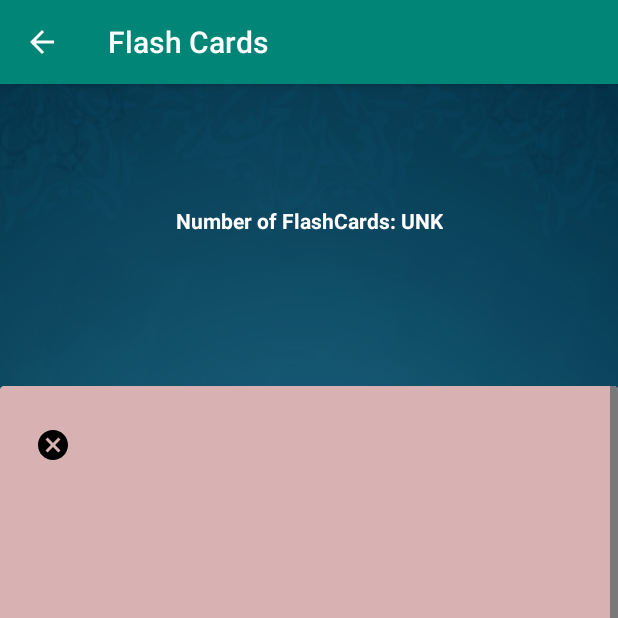
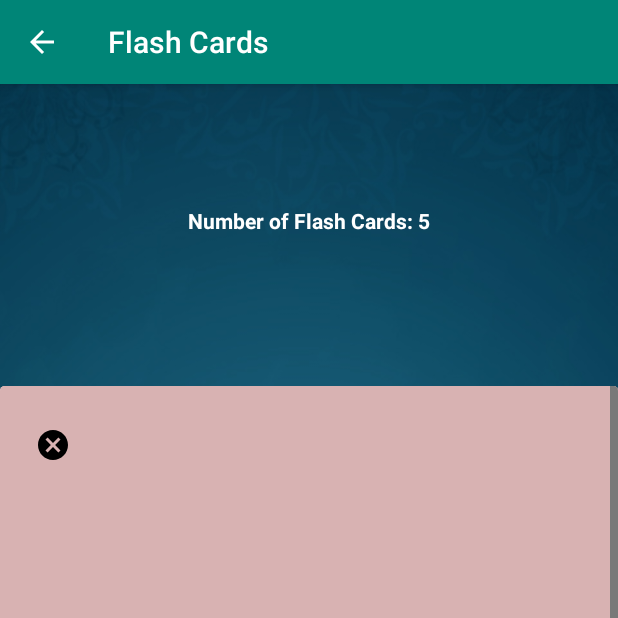
Before and after one commit to raytheguy/INFS3634_StudyMore_G10, an Android app: the FlashCardActivity screen opened directly, with no data from a screen before it, on a phone screen of 412 x 824 dp, the top half of it. Run offline under Robolectric (Android 15) with nearby library versions, the phone set to English and light mode, and no system bars; our stand-ins replace Room's generated code; network calls fail.

Commit message:
Added Flash Card App (No Delete)
Added Flash Card App but deletion of flash cards is not possible yet. Also need to use AsyncTask later

```diff
--- a/StudyMore/app/build.gradle
+++ b/StudyMore/app/build.gradle
@@ -10,6 +10,11 @@ android {
         versionCode 1
         versionName "1.0"
         testInstrumentationRunner "androidx.test.runner.AndroidJUnitRunner"
+        javaCompileOptions {
+            annotationProcessorOptions {
+                arguments = ["room.schemaLocation": "$projectDir/schemas".toString()]
+            }
+        }
     }
     buildTypes {
         release {
--- a/StudyMore/app/src/main/java/com/example/studymore/FlashCardActivity.java
+++ b/StudyMore/app/src/main/java/com/example/studymore/FlashCardActivity.java
@@ -1,10 +1,12 @@
 package com.example.studymore;
 
+import android.content.Context;
 import android.content.Intent;
 import android.os.Bundle;
 
 import com.example.studymore.ui.FlashCards.FlashCards;
 import com.example.studymore.ui.FlashCards.FlashCardsAdd;
+import com.example.studymore.ui.FlashCards.FlashCardsDatabase;
 import com.example.studymore.ui.FlashCards.FlashCardsRecycleViewAdapter;
 import com.google.android.material.floatingactionbutton.FloatingActionButton;
 import com.google.android.material.snackbar.Snackbar;
@@ -14,21 +16,35 @@ import androidx.recyclerview.widget.LinearLayoutManager;
 import androidx.recyclerview.widget.RecyclerView;
 
 import android.view.View;
+import android.widget.TextView;
 
 import java.util.ArrayList;
+import java.util.List;
+import java.util.UUID;
 
 public class FlashCardActivity extends AppCompatActivity {
 
     ArrayList<FlashCards> newFlash = new ArrayList<>();
+    private FlashCardsDatabase database;
+    private TextView noOfFlashCards;
 
     @Override
     protected void onCreate(Bundle savedInstanceState) {
         super.onCreate(savedInstanceState);
         setContentView(R.layout.activity_flash_card);
 
+        //create Database
+        Context context = getApplicationContext();
+        database = FlashCardsDatabase.getInstance(context);
+        newFlash = new ArrayList<FlashCards>(database.flashCardsDao().getCards());
+
         //add samples
         addSample();
         initRecyclerView();
+
+        //set size of FlashCard size and set to textView
+        noOfFlashCards = findViewById(R.id.noOfFlashCardsTextView);
+        noOfFlashCards.setText("Number of Flash Cards: " + newFlash.size());
 
         FloatingActionButton fab = findViewById(R.id.fab);
         fab.setOnClickListener(new View.OnClickListener() {
@@ -40,14 +56,15 @@ public class FlashCardActivity extends AppCompatActivity {
                 startActivity(intentPlusButton);
             }
         });
+
     }
 
     public void addSample(){
-        newFlash.add(new FlashCards(1, "Something 1", "Answer 1"));
-        newFlash.add(new FlashCards(2, "Something 2", "Answer 2"));
-        newFlash.add(new FlashCards(3, "Something 3", "Answer 3"));
-        newFlash.add(new FlashCards(4, "Something 4", "Answer 4"));
-        newFlash.add(new FlashCards(5, "Something 5", "Answer 5"));
+        newFlash.add(new FlashCards(UUID.randomUUID().toString(), "Something 1", "Answer 1"));
+        newFlash.add(new FlashCards(UUID.randomUUID().toString(), "Something 2", "Answer 2"));
+        newFlash.add(new FlashCards(UUID.randomUUID().toString(), "Something 3", "Answer 3"));
+        newFlash.add(new FlashCards(UUID.randomUUID().toString(), "Something 4", "Answer 4"));
+        newFlash.add(new FlashCards(UUID.randomUUID().toString(), "Something 5", "Answer 5"));
     }
 
     public void initRecyclerView(){
--- a/StudyMore/app/src/main/java/com/example/studymore/ui/FlashCards/FlashCards.java
+++ b/StudyMore/app/src/main/java/com/example/studymore/ui/FlashCards/FlashCards.java
@@ -1,28 +1,33 @@
 package com.example.studymore.ui.FlashCards;
 
+import androidx.annotation.NonNull;
 import androidx.room.Entity;
 import androidx.room.PrimaryKey;
+
+import java.util.UUID;
 
 @Entity
 public class FlashCards{
 
     //maybe change cardId to UUID to reduce chance of conflict
     @PrimaryKey
-    int cardId;
+    @NonNull
+    String cardId;
+
     String front;
     String back;
 
-    public int getCardId() {
+    public String getCardId() {
         return cardId;
     }
 
-    public FlashCards(int cardId, String front, String back) {
+    public FlashCards(String cardId, String front, String back) {
         this.cardId = cardId;
         this.front = front;
         this.back = back;
     }
 
-    public void setCardId(int cardId) {
+    public void setCardId(String cardId) {
         this.cardId = cardId;
     }
 
--- a/StudyMore/app/src/main/java/com/example/studymore/ui/FlashCards/FlashCardsDao.java
+++ b/StudyMore/app/src/main/java/com/example/studymore/ui/FlashCards/FlashCardsDao.java
@@ -17,4 +17,8 @@ public interface FlashCardsDao {
     //insert updated version if it exists already
     @Insert(onConflict = OnConflictStrategy.REPLACE)
     void insert(FlashCards flashCards);
+
+    //method to delete
+    @Query("DELETE FROM FlashCards")
+    void nukeTable();
 }
--- a/StudyMore/app/src/main/java/com/example/studymore/ui/FlashCards/FlashCardsRecycleViewAdapter.java
+++ b/StudyMore/app/src/main/java/com/example/studymore/ui/FlashCards/FlashCardsRecycleViewAdapter.java
@@ -42,7 +42,7 @@ public class FlashCardsRecycleViewAdapter extends RecyclerView.Adapter<FlashCard
     public void onBindViewHolder(@NonNull ViewHolder holder, int position) {
         holder.flashCardTextView.setText(flashContent.get(position).getFront());
         System.out.println("On bind view holder is called");
-        final int cardIdToPut = flashContent.get(position).getCardId();
+        final String cardIdToPut = flashContent.get(position).getCardId();
         final String backText = flashContent.get(position).getBack();
         holder.flashCardConstraintLayout.setOnClickListener(new View.OnClickListener() {
             @Override
--- a/StudyMore/app/src/main/res/layout/flashcard_addnew_layout.xml
+++ b/StudyMore/app/src/main/res/layout/flashcard_addnew_layout.xml
@@ -19,7 +19,6 @@
             android:layout_marginEnd="162dp"
             android:text="Add"
             app:layout_constraintEnd_toEndOf="parent"
-            app:layout_constraintHorizontal_bias="0.0"
             app:layout_constraintStart_toStartOf="parent"
             app:layout_constraintTop_toBottomOf="@+id/flash_back_editText" />
 
```
Also changed, not shown: StudyMore/app/src/main/java/com/example/studymore/ui/FlashCards/FlashCardsAdd.java (+27 -15 lines), 1 other file.
